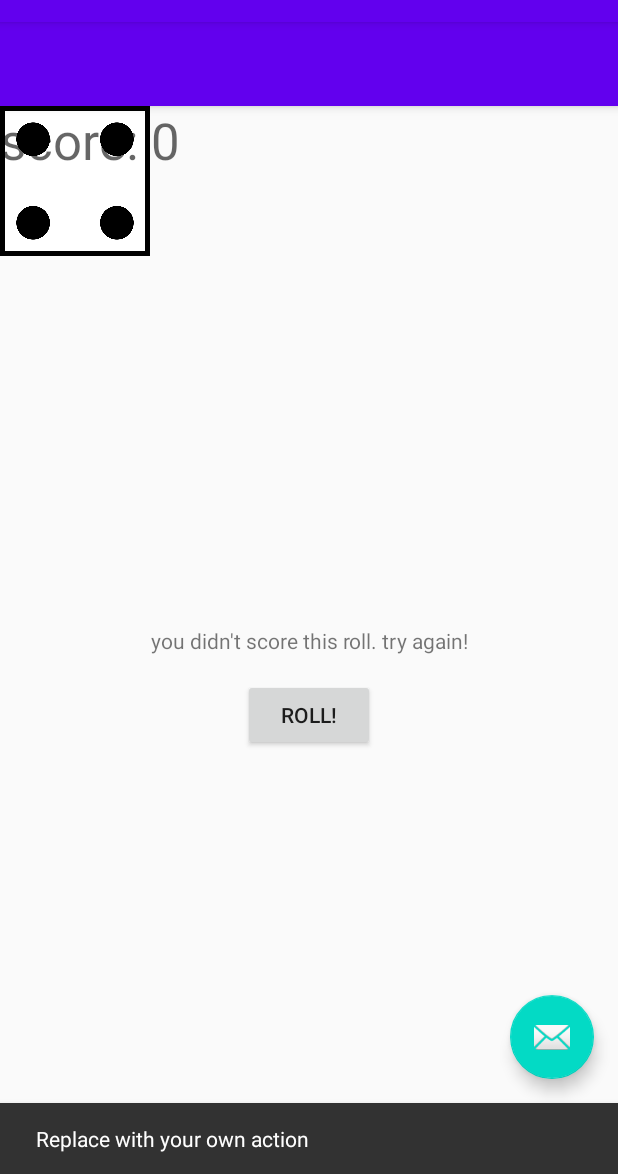
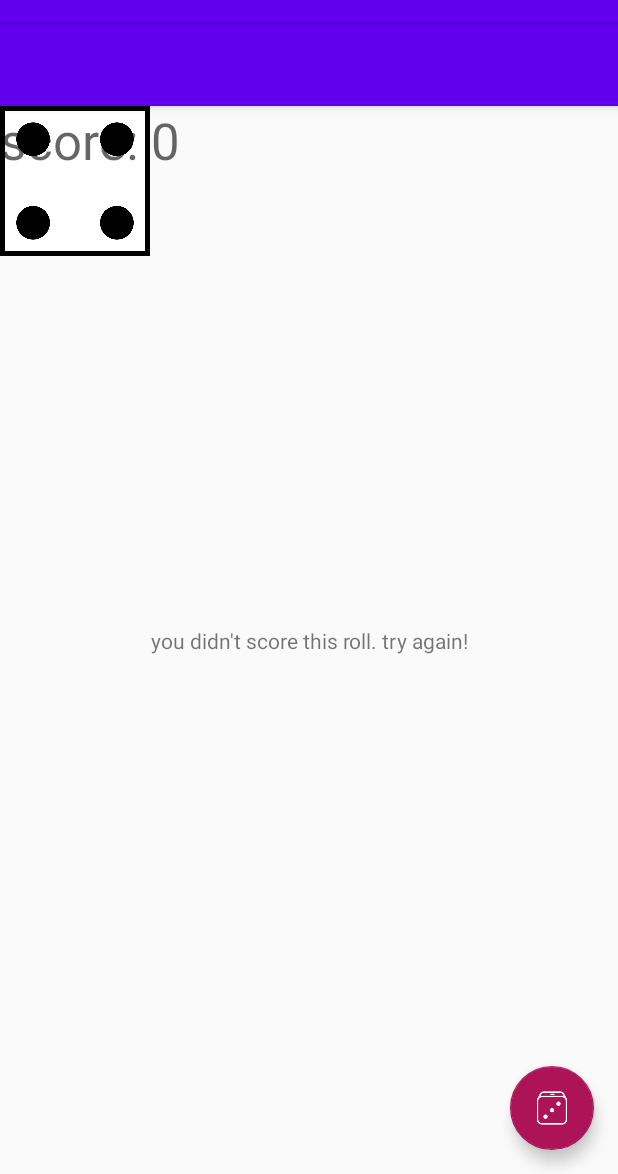
Before and after one commit to AbdoliSepehr8AMO1/DiceOut, an Android app: the MainActivity screen opened directly, with no data from a screen before it, after a tap on an icon or button, on a phone screen of 412 x 824 dp, the part 62-1236 px from its top. Run offline under Robolectric (Android 15) with nearby library versions, the phone set to English and light mode, and no system bars; 1 statement that could not run was skipped; 1 other tap on this screen came first.

Commit message:
Hoofdstuk af

```diff
--- a/app/src/main/java/com/example/diceout/MainActivity.java
+++ b/app/src/main/java/com/example/diceout/MainActivity.java
@@ -28,9 +28,6 @@ public class MainActivity extends AppCompatActivity {
     //textview
     TextView rollResult;
 
-
-    //field to hold roll button
-    Button rollButton;
 
     //integer to hold our score
     int score;
@@ -68,8 +65,7 @@ public class MainActivity extends AppCompatActivity {
         fab.setOnClickListener(new View.OnClickListener() {
             @Override
             public void onClick(View view) {
-                Snackbar.make(view, "Replace with your own action", Snackbar.LENGTH_LONG)
-                        .setAction("Action", null).show();
+                rollDice(view);
             }
         });
 
@@ -77,7 +73,6 @@ public class MainActivity extends AppCompatActivity {
         score = 0;
 
         rollResult = (TextView) findViewById(R.id.rollResult);
-        rollButton = (Button) findViewById(R.id.rollButton);
         scoreText = (TextView) findViewById(R.id.scoreText);
 
 
--- a/app/src/main/res/layout/activity_main.xml
+++ b/app/src/main/res/layout/activity_main.xml
@@ -29,6 +29,7 @@
         android:layout_height="wrap_content"
         android:layout_gravity="bottom|end"
         android:layout_margin="@dimen/fab_margin"
-        app:srcCompat="@android:drawable/ic_dialog_email" />
+        app:backgroundTint="#AD1457"
+        app:srcCompat="@drawable/dice_100px" />
 
 </androidx.coordinatorlayout.widget.CoordinatorLayout>
--- a/app/src/main/res/layout/content_main.xml
+++ b/app/src/main/res/layout/content_main.xml
@@ -5,18 +5,6 @@
     android:layout_width="match_parent"
     android:layout_height="match_parent"
     app:layout_behavior="@string/appbar_scrolling_view_behavior">
-
-    <Button
-        android:id="@+id/rollButton"
-        android:layout_width="wrap_content"
-        android:layout_height="wrap_content"
-        android:text="@string/roll"
-        app:layout_constraintBottom_toBottomOf="parent"
-        app:layout_constraintEnd_toEndOf="parent"
-        app:layout_constraintStart_toStartOf="parent"
-        app:layout_constraintTop_toBottomOf="@+id/die2Image"
-        android:onClick="rollDice"
-        />
 
     <TextView
         android:id="@+id/rollResult"
```
Also changed, not shown: app/src/main/res/drawable/dice_100px.png (added).
